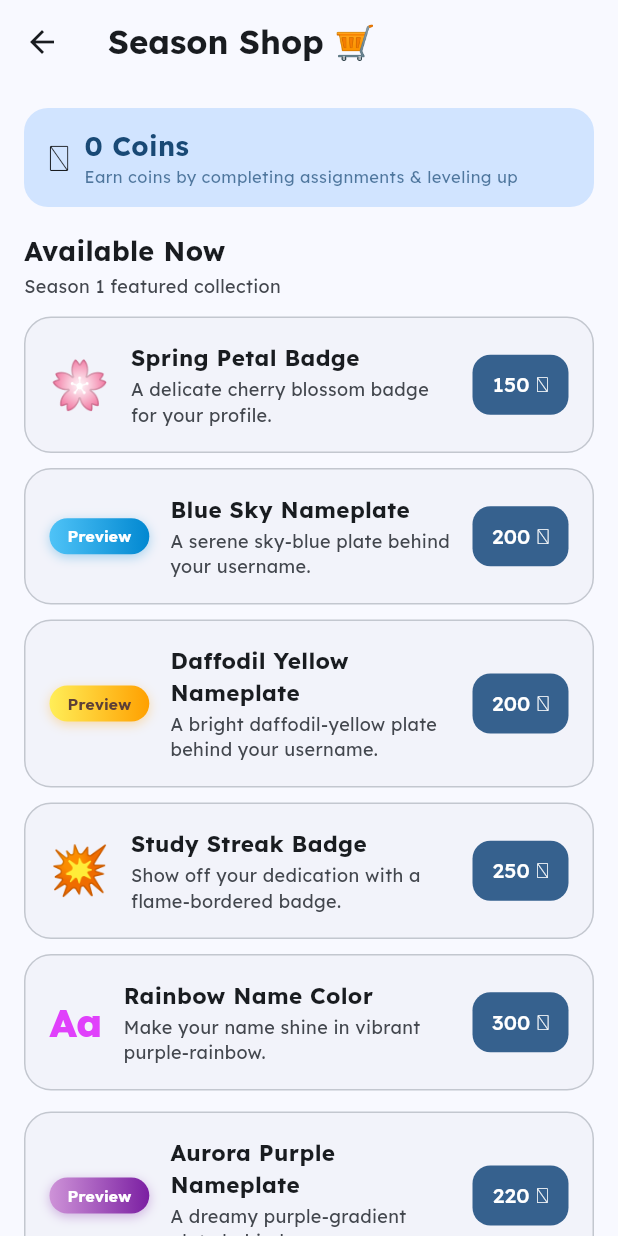
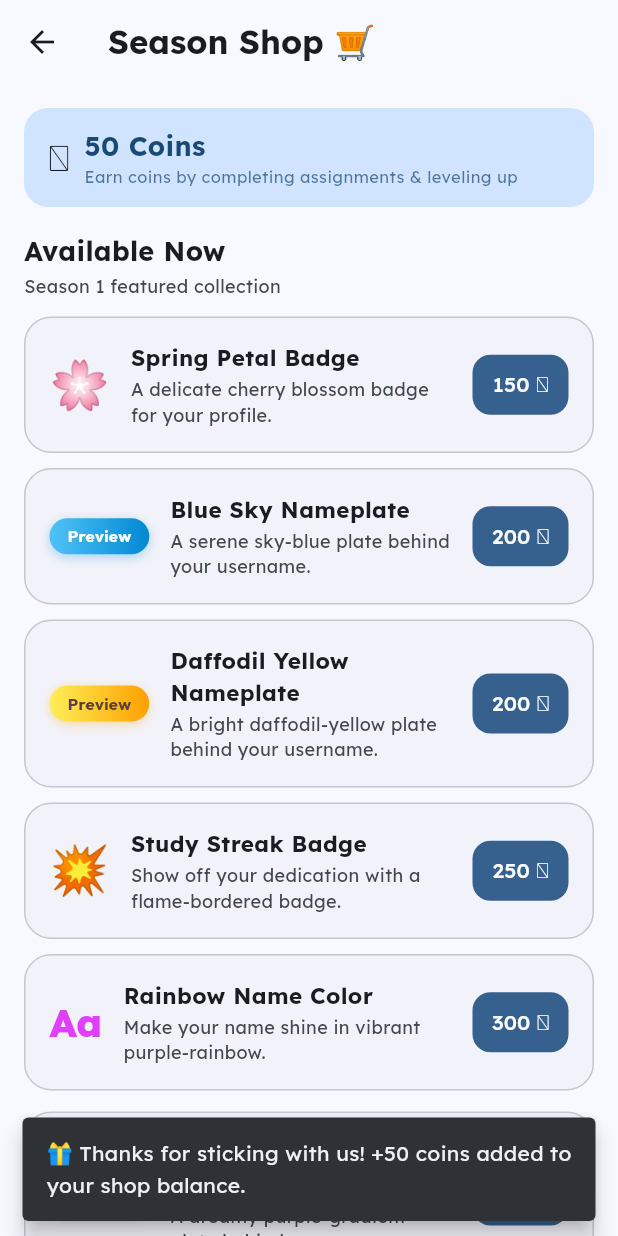
Before and after one commit to anpuop1511/homework-helper, a Flutter app: the SeasonShopScreen screen opened directly, on a phone screen of 412 x 824 dp. Run offline on Flutter 3.47's test engine with Material 3 defaults, Android fonts, the phone set to English and light mode, and no system bars; drawn by our look-alikes of dynamic_color; our stand-ins replace animate_do, app_links, cloud_firestore, firebase_auth, firebase_core, firebase_storage and 13 more; missing offline and left inert: mobile_scanner, nfc_manager, nfc_manager_ndef; accounts and stored records are empty.

Commit message:
Fix nameplate ID handling and grant one-time 50-coin shop compensation

```diff
--- a/lib/providers/user_provider.dart
+++ b/lib/providers/user_provider.dart
@@ -10,6 +10,8 @@ import '../services/widget_service.dart';
 /// to Cloud Firestore and, on first cloud login, migrates any locally stored
 /// data so nothing is lost.
 class UserProvider extends ChangeNotifier {
+  static const _kShopCompensationFlag = 'comp_shop_50c_apr2026';
+
   static const _prefXp = 'user_xp';
   static const _prefLevel = 'user_level';
   static const _prefStreak = 'user_streak';
@@ -356,6 +358,19 @@ class UserProvider extends ChangeNotifier {
     _syncToCloud();
   }
 
+  /// Grants a one-time 50-coin compensation for the Season Shop.
+  ///
+  /// Returns true when coins were granted during this call.
+  bool grantShopCompensationIfNeeded() {
+    if (_unlockedCosmetics.contains(_kShopCompensationFlag)) return false;
+    _coins += 50;
+    _unlockedCosmetics = [..._unlockedCosmetics, _kShopCompensationFlag];
+    notifyListeners();
+    _saveLocal();
+    _syncToCloud();
+    return true;
+  }
+
   /// Deducts [amount] coins if the user has enough. Returns true on success.
   bool spendCoins(int amount) {
     if (amount <= 0 || _coins < amount) return false;
--- a/lib/screens/season_shop_screen.dart
+++ b/lib/screens/season_shop_screen.dart
@@ -285,8 +285,29 @@ List<_TimedShopItem> _buildTimedDrops(
 
 // ── Shop body ────────────────────────────────────────────────────────────────
 
-class _ShopBody extends StatelessWidget {
+class _ShopBody extends StatefulWidget {
   const _ShopBody();
+
+  @override
+  State<_ShopBody> createState() => _ShopBodyState();
+}
+
+class _ShopBodyState extends State<_ShopBody> {
+  @override
+  void initState() {
+    super.initState();
+    WidgetsBinding.instance.addPostFrameCallback((_) {
+      if (!mounted) return;
+      final granted = context.read<UserProvider>().grantShopCompensationIfNeeded();
+      if (!granted || !mounted) return;
+      ScaffoldMessenger.of(context).showSnackBar(
+        const SnackBar(
+          content: Text('🎁 Thanks for sticking with us! +50 coins added to your shop balance.'),
+          behavior: SnackBarBehavior.floating,
+        ),
+      );
+    });
+  }
 
   void _purchase(BuildContext context, _ShopItem item) {
     final user = context.read<UserProvider>();
--- a/lib/widgets/nameplate_widget.dart
+++ b/lib/widgets/nameplate_widget.dart
@@ -1,12 +1,23 @@
 import 'dart:math' as math;
 import 'package:flutter/material.dart';
 import 'package:google_fonts/google_fonts.dart';
+
+String _normalizeNameplateId(String id) {
+  final trimmed = id.trim();
+  if (trimmed.startsWith('nameplate_')) {
+    return trimmed.substring('nameplate_'.length);
+  }
+  return trimmed;
+}
 
 /// Maps a nameplate cosmetic ID to a list of gradient colors.
 ///
 /// Returns an empty list when [id] is empty or unrecognised (= no nameplate).
 List<Color> nameplateGradientColors(String id) {
-  switch (id) {
+  final normalized = _normalizeNameplateId(id);
+  switch (normalized) {
+    case 'notepad_nameplate':
+      return [const Color(0xFFFFF59D), const Color(0xFF42A5F5)];
     case 'blue_sky':
       return [const Color(0xFF4FC3F7), const Color(0xFF0288D1)];
     case 'daffodil_yellow':
@@ -23,7 +34,7 @@ List<Color> nameplateGradientColors(String id) {
     case 'honor_roll_card':
       return [const Color(0xFFFFD54F), const Color(0xFFFF8F00)];
     case 'glow_name_card':
-      return [const Color(0xFF80DEEA), const Color(0xFF00ACC1)];
+      return [const Color(0xFFEF9A9A), const Color(0xFFD81B60)];
     case 'exam_master_card':
       return [const Color(0xFFB39DDB), const Color(0xFF512DA8)];
     case 'valedictorian_card':
@@ -35,7 +46,7 @@ List<Color> nameplateGradientColors(String id) {
     case 'aurora_purple':
       return [const Color(0xFFCE93D8), const Color(0xFF7B1FA2)];
     case 'ocean_deep':
-      return [const Color(0xFF26C6DA), const Color(0xFF00695C)];
+      return [const Color(0xFF1565C0), const Color(0xFF001F54)];
     default:
       return [];
   }
@@ -43,7 +54,10 @@ List<Color> nameplateGradientColors(String id) {
 
 /// Returns the text color to use on top of the nameplate gradient.
 Color nameplateForegroundColor(String id) {
-  switch (id) {
+  final normalized = _normalizeNameplateId(id);
+  switch (normalized) {
+    case 'notepad_nameplate':
+      return const Color(0xFF1A237E);
     case 'daffodil_yellow':
       return const Color(0xFF5D4037);
     default:
@@ -61,14 +75,14 @@ String badgeEmoji(String id) {
     case 'spring_petal_badge':
       return '🌸';
     case 'study_streak_frame':
-      return '🔥';
+      return '💥';
     case 'night_owl_badge':
       return '🦉';
     // ── Battle-pass badges (stored as 'badge_{value}') ──────────────────
     case 'badge_spring_sprout':
       return '🌱';
     case 'badge_blossom_brawler':
-      return '🌸';
+      return '🥊';
     case 'badge_petal_collector':
       return '🌼';
     case 'badge_bloom_scholar':
@@ -76,15 +90,15 @@ String badgeEmoji(String id) {
     case 'badge_blossom_warrior':
       return '⚔️';
     case 'badge_sakura_storm':
-      return '🌺';
+      return '🌪️';
     case 'badge_petal_warrior':
-      return '🌺';
+      return '🛡️';
     case 'badge_spring_royale':
       return '👑';
     case 'badge_sakura_legend':
       return '🌟';
     case 'badge_grand_blossom':
-      return '🌺';
+      return '💮';
     case 'badge_finals_focus':
       return '🎯';
     case 'badge_exam_ace':
@@ -134,9 +148,10 @@ Color? nameColorValue(String id) {
 
 /// Returns `true` when the nameplate ID uses a looping animation.
 bool isAnimatedNameplate(String id) {
-  return id == 'animated_golden_cherry_blossom' ||
-  id == 'animated_aplus_nameplate' ||
-  id == 'animated_sharpener_nameplate';
+  final normalized = _normalizeNameplateId(id);
+  return normalized == 'animated_golden_cherry_blossom' ||
+      normalized == 'animated_aplus_nameplate' ||
+      normalized == 'animated_sharpener_nameplate';
 }
 
 /// Renders a username (or any text) inside a coloured nameplate background.
@@ -216,14 +231,22 @@ class _NameplateWidgetState extends State<NameplateWidget>
         builder: (context, child) {
           // Sweep the shimmer highlight from left-to-right and back.
           final t = _anim.value;
+          final normalizedId = _normalizeNameplateId(widget.nameplateId);
           final List<Color> baseColors =
-              widget.nameplateId == 'animated_sharpener_nameplate'
+            normalizedId == 'animated_sharpener_nameplate'
                   ? const [
                       Color(0xFFFFEB3B),
                       Color(0xFFFFC107),
                       Color(0xFF212121),
                       Color(0xFFFFEB3B),
                     ]
+              : normalizedId == 'animated_aplus_nameplate'
+                      ? const [
+                          Color(0xFFFF6D00),
+                          Color(0xFFFFC400),
+                          Color(0xFF2962FF),
+                          Color(0xFFFF6D00),
+                        ]
                   : const [
                       Color(0xFFFFD700),
                       Color(0xFFFFB347),
```
